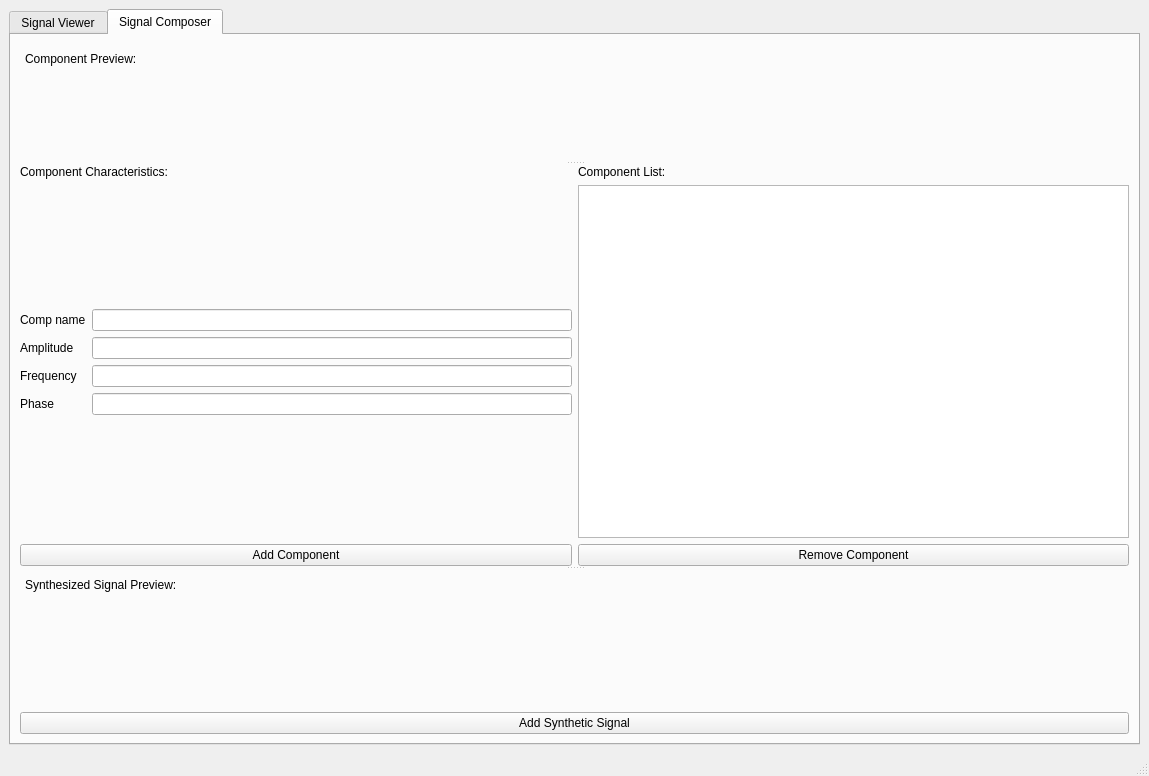
Before: the Qt Designer form S.ui in RushingBlast/DSP_Task_2, drawn with Qt 5.
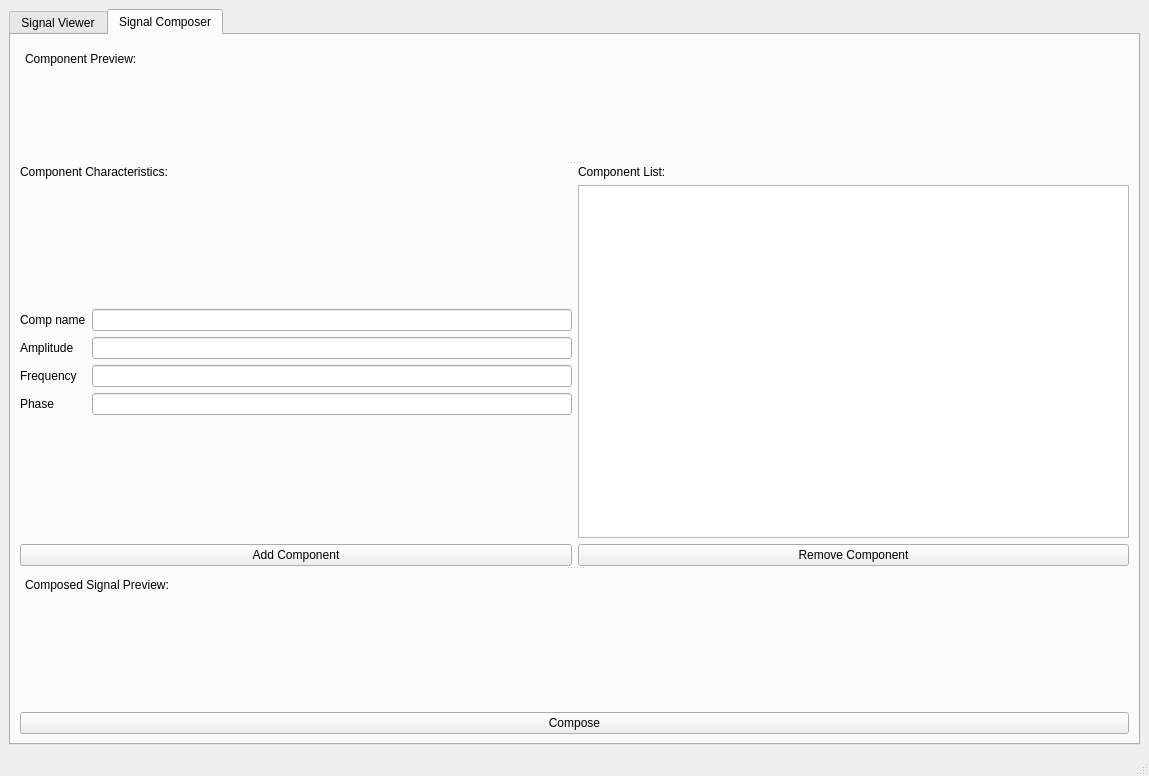
After: the same form once the commit is applied. The open tabs and pages were chosen to show the change. Custom widgets are drawn as their Qt base class.

The edit to the form file:
```diff
--- a/S.ui
+++ b/S.ui
@@ -488,7 +488,7 @@
                  </size>
                 </property>
                 <property name="text">
-                 <string>Synthesized Signal Preview:</string>
+                 <string>Composed Signal Preview:</string>
                 </property>
                 <property name="indent">
                  <number>5</number>
@@ -534,7 +534,7 @@
                </size>
               </property>
               <property name="text">
-               <string>Add Synthetic Signal</string>
+               <string>Compose</string>
               </property>
              </widget>
             </item>
```
Left out of the diff: 2 changed lines with no effect on the pictures.
